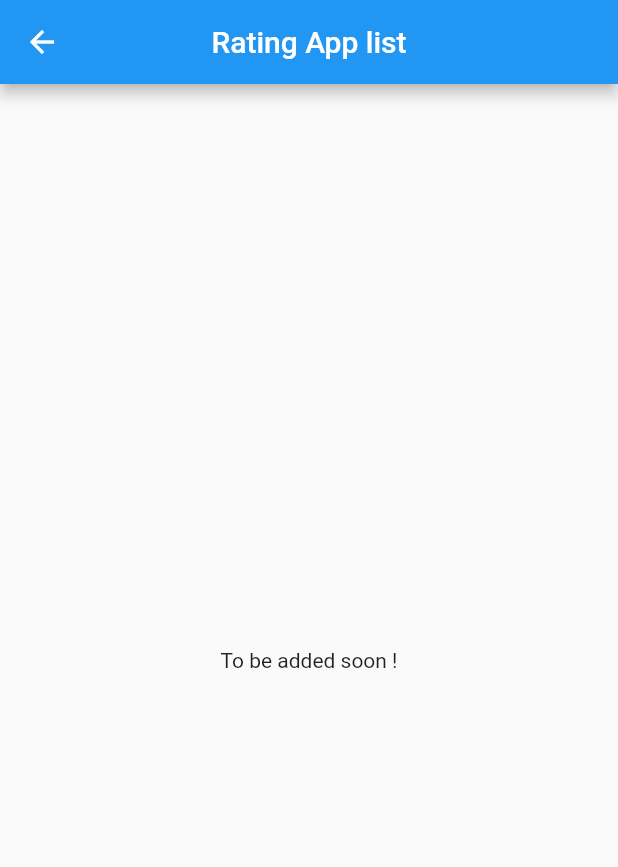
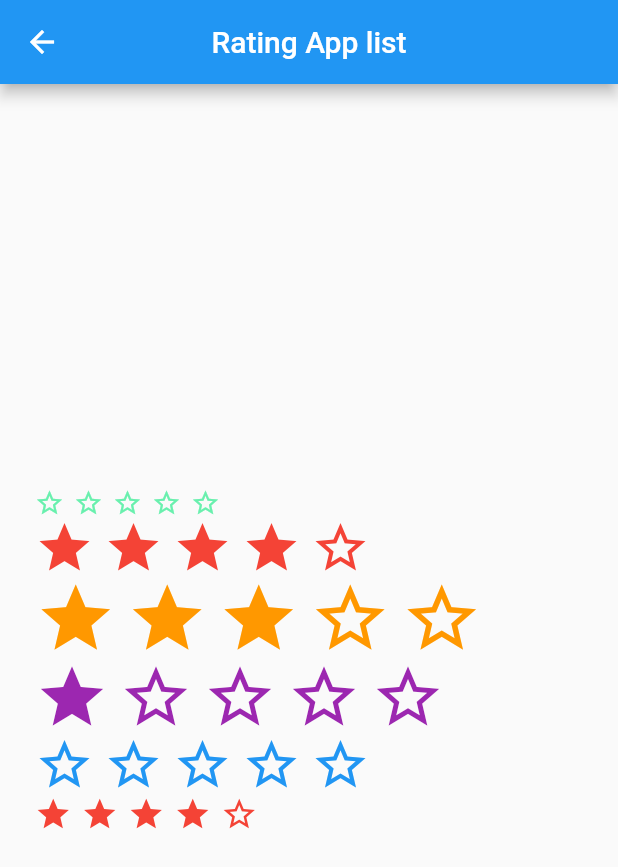
Before and after one commit to GitGud31/models-demo-app, a Flutter app: the RatingAppScreen screen opened directly, on a phone screen of 412 x 824 dp. Shown: the top 867 px of the screen. Run offline on Flutter 3.47's test engine with Material 2 defaults, Android fonts, the phone set to English and light mode, and no system bars.

Commit message:
Added 5 Stars App rating

```diff
--- a/lib/main.dart
+++ b/lib/main.dart
@@ -2,7 +2,7 @@ import 'package:flutter/material.dart';
 import 'package:flutter_login_screens/screen_pages_state/ButtonsScreen.dart';
 import 'package:flutter_login_screens/screen_pages_state/LoadersScreen.dart';
 import 'package:flutter_login_screens/screen_pages_state/LoginScreenPage.dart';
-import 'package:flutter_login_screens/screen_pages_state/RatingApp.dart';
+import 'package:flutter_login_screens/screen_pages_state/RatingAppScreen.dart';
 import 'test.dart';
 
 void main() {
--- /dev/null
+++ b/lib/rating/SimpleFiveStarRating.dart
@@ -0,0 +1,167 @@
+import 'package:flutter/material.dart';
+
+class SimpleFiveStarRating extends StatefulWidget {
+  final int initialRatingValue;
+  final void Function(int) rated;
+  final double size;
+  final Color color;
+
+  SimpleFiveStarRating({
+    this.initialRatingValue,
+    this.color = Colors.purpleAccent,
+    this.size = 16.0,
+    this.rated,
+  });
+
+  @override
+  _SimpleFiveStarRatingState createState() => _SimpleFiveStarRatingState();
+}
+
+class _SimpleFiveStarRatingState extends State<SimpleFiveStarRating> {
+  bool _isDragging = false;
+  int _ratingValue = 0;
+  GlobalKey _starOneKey = GlobalKey();
+  GlobalKey _starTwoKey = GlobalKey();
+  GlobalKey _starThreeKey = GlobalKey();
+  GlobalKey _starFourKey = GlobalKey();
+  GlobalKey _starFiveKey = GlobalKey();
+
+  @override
+  Widget build(BuildContext context) {
+    return GestureDetector(
+      onHorizontalDragStart: (DragStartDetails details) {
+        _isDragging = true;
+      },
+      onHorizontalDragUpdate: (DragUpdateDetails details) {
+        RenderBox star1 = _starOneKey.currentContext.findRenderObject();
+        final positionStar1 = star1.localToGlobal(Offset.zero);
+        final sizeStar1 = star1.size;
+
+        RenderBox star2 = _starTwoKey.currentContext.findRenderObject();
+        final positionStar2 = star2.localToGlobal(Offset.zero);
+        final sizeStar2 = star2.size;
+
+        RenderBox star3 = _starThreeKey.currentContext.findRenderObject();
+        final positionStar3 = star3.localToGlobal(Offset.zero);
+        final sizeStar3 = star3.size;
+
+        RenderBox star4 = _starFourKey.currentContext.findRenderObject();
+        final positionStar4 = star4.localToGlobal(Offset.zero);
+        final sizeStar4 = star4.size;
+
+        RenderBox star5 = _starFiveKey.currentContext.findRenderObject();
+        final positionStar5 = star5.localToGlobal(Offset.zero);
+        final sizeStar5 = star5.size;
+
+        if (details.globalPosition.dx < positionStar1.dx) {
+          _updateRating(0);
+        } else if (details.globalPosition.dx > positionStar1.dx &&
+            details.globalPosition.dx < (positionStar1.dx + sizeStar1.width)) {
+          _updateRating(1);
+        } else if (details.globalPosition.dx > positionStar2.dx &&
+            details.globalPosition.dx < (positionStar2.dx + sizeStar2.width)) {
+          _updateRating(2);
+        } else if (details.localPosition.dx > positionStar3.dx &&
+            details.globalPosition.dx < (positionStar3.dx + sizeStar3.width)) {
+          _updateRating(3);
+        } else if (details.globalPosition.dx > positionStar4.dx &&
+            details.globalPosition.dx < (positionStar4.dx + sizeStar4.width)) {
+          _updateRating(4);
+        } else if (details.globalPosition.dx > positionStar5.dx &&
+            details.globalPosition.dx < (positionStar5.dx + sizeStar5.width)) {
+          _updateRating(5);
+        } else if (details.globalPosition.dx >
+            (positionStar5.dx + sizeStar1.width)) {
+          _updateRating(5);
+        }
+      },
+      onHorizontalDragEnd: (DragEndDetails details) {
+        _isDragging = false;
+      },
+      child: Row(
+        children: <Widget>[
+          GestureDetector(
+            key: _starOneKey,
+            child: Padding(
+              padding: const EdgeInsets.symmetric(horizontal: 3.0),
+              child: Icon(
+                _ratingValue >= 1 ? Icons.star : Icons.star_border,
+                color: widget.color,
+                size: widget.size,
+              ),
+            ),
+            onTap: () => _updateRating(_ratingValue),
+          ),
+          GestureDetector(
+            key: _starTwoKey,
+            child: Padding(
+              padding: const EdgeInsets.symmetric(horizontal: 3.0),
+              child: Icon(
+                _ratingValue >= 2 ? Icons.star : Icons.star_border,
+                color: widget.color,
+                size: widget.size,
+              ),
+            ),
+            onTap: () => _updateRating(_ratingValue),
+          ),
+          GestureDetector(
+            key: _starThreeKey,
+            child: Padding(
+              padding: const EdgeInsets.symmetric(horizontal: 3.0),
+              child: Icon(
+                _ratingValue >= 3 ? Icons.star : Icons.star_border,
+                color: widget.color,
+                size: widget.size,
+              ),
+            ),
+            onTap: () => _updateRating(_ratingValue),
+          ),
+          GestureDetector(
+            key: _starFourKey,
+            child: Padding(
+              padding: const EdgeInsets.symmetric(horizontal: 3.0),
+              child: Icon(
+                _ratingValue >= 4 ? Icons.star : Icons.star_border,
+                color: widget.color,
+                size: widget.size,
+              ),
+            ),
+            onTap: () => _updateRating(_ratingValue),
+          ),
+          GestureDetector(
+            key: _starFiveKey,
+            child: Padding(
+              padding: const EdgeInsets.symmetric(horizontal: 3.0),
+              child: Icon(
+                _ratingValue >= 5 ? Icons.star : Icons.star_border,
+                color: widget.color,
+                size: widget.size,
+              ),
+            ),
+            onTap: () => _updateRating(_ratingValue),
+          ),
+        ],
+      ),
+    );
+  }
+
+  _updateRating(int newRateValue) {
+    if (_ratingValue == 1 && newRateValue == 1 && !_isDragging) {
+      setState(() {
+        _ratingValue = 0;
+        widget.rated(0);
+      });
+    } else {
+      setState(() {
+        _ratingValue = newRateValue;
+        widget.rated(newRateValue);
+      });
+    }
+  }
+
+  @override
+  void initState() {
+    super.initState();
+    _ratingValue = widget.initialRatingValue;
+  }
+}
--- a/lib/screen_pages_state/RatingAppScreen.dart
+++ b/lib/screen_pages_state/RatingAppScreen.dart
@@ -1,4 +1,5 @@
 import 'package:flutter/material.dart';
+import 'package:flutter_login_screens/rating/SimpleFiveStarRating.dart';
 
 class RatingAppScreen extends StatefulWidget {
   @override
@@ -13,8 +14,64 @@ class _RatingAppScreenState extends State<RatingAppScreen> {
         title: Text('Rating App list'),
         centerTitle: true,
       ),
-      body: Center(
-        child: Text('To be added soon !'),
+      body: Container(
+        margin: const EdgeInsets.only(top: 20.0, bottom: 20.0),
+        padding: const EdgeInsets.only(left: 20.0, right: 20.0),
+        child: Column(
+          mainAxisAlignment: MainAxisAlignment.center,
+          crossAxisAlignment: CrossAxisAlignment.center,
+          children: <Widget>[
+            SimpleFiveStarRating(
+              color: Colors.greenAccent,
+              size: 20.0,
+              initialRatingValue: 0,
+              rated: (int value) {
+                setState(() {});
+              },
+            ),
+            SimpleFiveStarRating(
+              color: Colors.red,
+              size: 40.0,
+              initialRatingValue: 4,
+              rated: (int value) {
+                setState(() {});
+              },
+            ),
+           SimpleFiveStarRating(
+                color: Colors.orange,
+                size: 55.0,
+                initialRatingValue: 3,
+                rated: (int value) {
+                  setState(() {});
+                },
+              ),
+
+            SimpleFiveStarRating(
+              color: Colors.purple,
+              size: 50.0,
+              initialRatingValue: 1,
+              rated: (int value) {
+                setState(() {});
+              },
+            ),
+            SimpleFiveStarRating(
+              color: Colors.blue,
+              size: 40.0,
+              initialRatingValue: 0,
+              rated: (int value) {
+                setState(() {});
+              },
+            ),
+            SimpleFiveStarRating(
+              color: Colors.red,
+              size: 25.0,
+              initialRatingValue: 4,
+              rated: (int value) {
+                setState(() {});
+              },
+            ),
+          ],
+        ),
       ),
     );
   }
```
